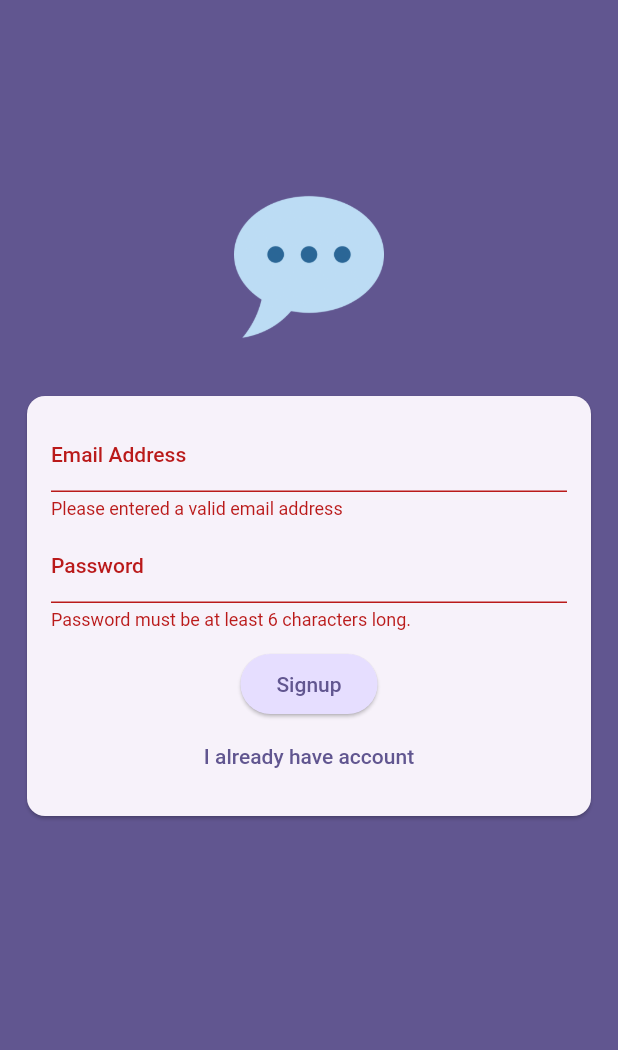
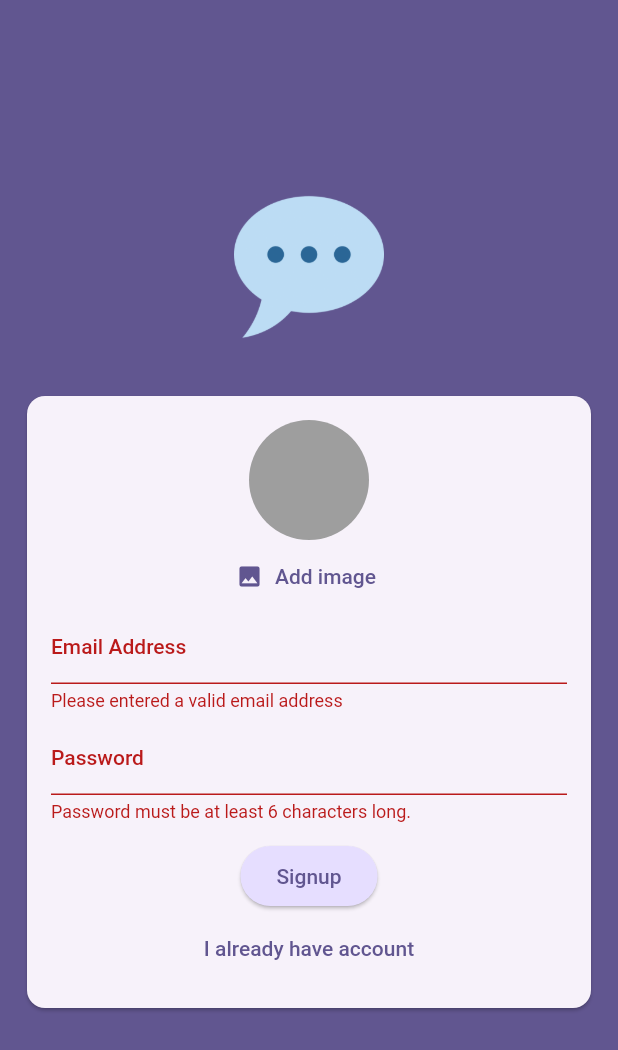
Before and after one commit to jsare/chat_app, a Flutter app: the screen it shows after launch, after a tap on "Login", after a tap on "Create account", on a phone screen of 412 x 824 dp. Shown: the top 1050 px of the screen. Run offline on Flutter 3.47's test engine with Material 2 defaults, Android fonts, the phone set to English and light mode, and no system bars; our stand-ins replace firebase_auth, firebase_core, image_picker; accounts and stored records are empty.

Commit message:
Added Image Picker

```diff
--- a/lib/screens/auth_screen.dart
+++ b/lib/screens/auth_screen.dart
@@ -1,6 +1,7 @@
 import 'package:flutter/material.dart';
+import 'package:firebase_auth/firebase_auth.dart';
 
-import 'package:firebase_auth/firebase_auth.dart';
+import '../widgets/user_image_picker.dart';
 
 final _firebase = FirebaseAuth.instance;
 
@@ -73,6 +74,7 @@ class _AuthScreenState extends State<AuthScreen> {
                     child: Column(
                       mainAxisSize: MainAxisSize.min,
                       children: [
+                        if (!_isLogin) const UserImagePicker(),
                         TextFormField(
                           decoration: const InputDecoration(
                             enabledBorder: OutlineInputBorder(),
--- /dev/null
+++ b/lib/widgets/user_image_picker.dart
@@ -0,0 +1,53 @@
+import 'dart:io';
+
+import 'package:flutter/material.dart';
+import 'package:image_picker/image_picker.dart';
+
+class UserImagePicker extends StatefulWidget {
+  const UserImagePicker({super.key});
+
+  @override
+  State<UserImagePicker> createState() => _UserImagePickerState();
+}
+
+class _UserImagePickerState extends State<UserImagePicker> {
+  File? _pickedImageFile;
+
+  void _pickImage() async {
+    final pickedImage = await ImagePicker().pickImage(
+      source: ImageSource.camera,
+      imageQuality: 50,
+      maxWidth: 150,
+    );
+
+    if (pickedImage == null) return;
+
+    setState(() {
+      _pickedImageFile = File(pickedImage.path);
+    });
+  }
+
+  @override
+  Widget build(BuildContext context) {
+    return Column(
+      children: [
+        CircleAvatar(
+          radius: 40,
+          backgroundColor: Colors.grey,
+          foregroundImage:
+              _pickedImageFile != null ? FileImage(_pickedImageFile!) : null,
+        ),
+        TextButton.icon(
+          onPressed: _pickImage,
+          icon: const Icon(Icons.image),
+          label: Text(
+            'Add image',
+            style: TextStyle(
+              color: Theme.of(context).colorScheme.primary,
+            ),
+          ),
+        ),
+      ],
+    );
+  }
+}
--- a/pubspec.yaml
+++ b/pubspec.yaml
@@ -14,6 +14,8 @@ dependencies:
   cupertino_icons: ^1.0.2
   firebase_core: ^2.12.0
   firebase_auth: ^4.6.0
+  firebase_storage: ^11.2.0
+  image_picker: ^0.8.7+5
 
 dev_dependencies:
   flutter_test:
```
Also changed, not shown: pubspec.lock, 2 other files.
